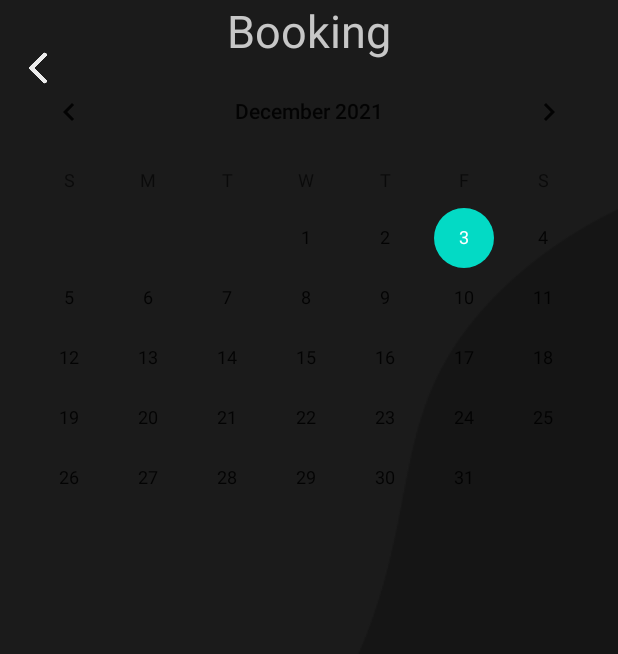
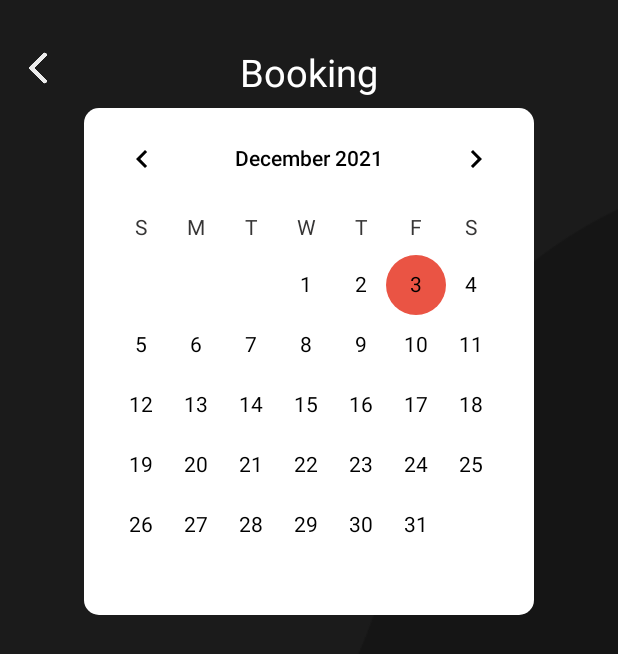
Before and after one commit to johan123456718/VasbyFrisorenAndroid, an Android app: the fragment BookingFragment placed in its activity, on a phone screen of 412 x 824 dp. Shown: the top 654 px of the screen. Run offline under Robolectric (Android 15) with nearby library versions, the phone set to English and light mode, and no system bars.

Commit message:
started with booking design

```diff
--- /dev/null
+++ b/app/src/main/res/drawable/calendar_rounded.xml
@@ -0,0 +1,7 @@
+<?xml version="1.0" encoding="utf-8"?>
+<shape xmlns:android="http://schemas.android.com/apk/res/android">
+
+    <corners android:radius="10dp"/>
+    <solid android:color="@color/white"/>
+
+</shape>
--- a/app/src/main/res/layout/booking.xml
+++ b/app/src/main/res/layout/booking.xml
@@ -4,15 +4,6 @@
     android:layout_height="match_parent"
     android:background="@drawable/background">
 
-
-    <TextView
-        android:id="@+id/test"
-        android:layout_width="wrap_content"
-        android:layout_height="wrap_content"
-        android:text="Booking"
-        android:textSize="30dp"
-        android:textColor="@color/winter_white"
-        android:layout_centerHorizontal="true"/>
 
     <ImageView
         android:id="@+id/backbutton"
@@ -22,9 +13,43 @@
         android:layout_marginStart="5dp"
         android:src="@drawable/back_arrow"/>
 
-    <CalendarView
+    <TextView
+        android:id="@+id/calendar_title"
+        android:layout_width="wrap_content"
+        android:layout_height="wrap_content"
+        android:text="@string/booking"
+        android:layout_centerInParent="true"
+        android:layout_above="@+id/calendar_underline"
+        android:textColor="@color/white"
+        android:textSize="25sp"/>
+
+    <LinearLayout
+        android:id="@+id/calendar_underline"
         android:layout_width="match_parent"
-        android:layout_height="match_parent"
-        android:layout_below="@+id/test"/>
+        android:layout_height="1dp"
+        android:orientation="vertical"
+        android:background="@color/eerie_black2"
+        android:layout_below="@+id/backbutton"/>
+
+
+    <LinearLayout
+        android:layout_width="300dp"
+        android:layout_below="@+id/calendar_underline"
+        android:layout_centerInParent="true"
+        android:layout_marginTop="5dp"
+        android:layout_height="wrap_content"
+        android:background="@drawable/calendar_rounded">
+
+        <CalendarView
+            android:layout_width="match_parent"
+            android:layout_height="match_parent"
+            android:theme="@style/CalenderViewCustom"
+            android:dateTextAppearance="@style/CalenderViewDateCustomText"
+            android:weekDayTextAppearance="@style/CalenderViewWeekCustomText"
+            />
+
+    </LinearLayout>
+
+
 
 </RelativeLayout>
--- a/app/src/main/res/layout/notification.xml
+++ b/app/src/main/res/layout/notification.xml
@@ -20,7 +20,7 @@
         android:layout_centerInParent="true"
         android:layout_above="@+id/notification_underline"
         android:textColor="@color/white"
-        android:textSize="20sp"
+        android:textSize="25sp"
         />
 
     <LinearLayout
--- a/app/src/main/res/menu/bottom_navigation.xml
+++ b/app/src/main/res/menu/bottom_navigation.xml
@@ -6,7 +6,7 @@
 
     <item android:id="@+id/nav_calender"
         android:icon="@drawable/calender_selector"
-        android:title="@string/calender"/>
+        android:title="@string/calendar"/>
 
     <item android:id="@+id/nav_notification"
         android:icon="@drawable/notification_selector"
--- a/app/src/main/res/values/strings.xml
+++ b/app/src/main/res/values/strings.xml
@@ -1,7 +1,7 @@
 <resources>
     <string name="app_name">Väsby Frisören</string>
     <string name="home">Home</string>
-    <string name="calender">Calender</string>
+    <string name="calendar">Calendar</string>
     <string name="notification">Notification</string>
     <string name="booking">Booking</string>
     <string name="person">Person</string>
--- a/app/src/main/res/values/themes.xml
+++ b/app/src/main/res/values/themes.xml
@@ -25,4 +25,20 @@
         <item name="android:windowTranslucentStatus">true</item>
     </style>
 
+
+    <style name="CalenderViewCustom" parent="Theme.AppCompat">
+        <item name="colorAccent">@color/lightRed</item>
+        <item name="colorPrimary">@color/black</item>
+        <item name="android:textColorPrimary">@color/black</item>
+    </style>
+
+    <style name="CalenderViewDateCustomText" parent="android:TextAppearance.DeviceDefault.Small">
+        <item name="android:textColor">@color/black</item>
+        <item name="android:weekNumberColor">@color/lightRed</item>
+    </style>
+
+    <style name="CalenderViewWeekCustomText" parent="android:TextAppearance.DeviceDefault.Small">
+        <item name="android:textColor">@color/grey</item>
+    </style>
+
 </resources>
--- a/build.gradle
+++ b/build.gradle
@@ -5,7 +5,7 @@ buildscript {
         mavenCentral()
     }
     dependencies {
-        classpath "com.android.tools.build:gradle:4.2.1"
+        classpath 'com.android.tools.build:gradle:7.0.3'
 
         // NOTE: Do not place your application dependencies here; they belong
         // in the individual module build.gradle files
```
Also changed, not shown: gradle/wrapper/gradle-wrapper.properties.
